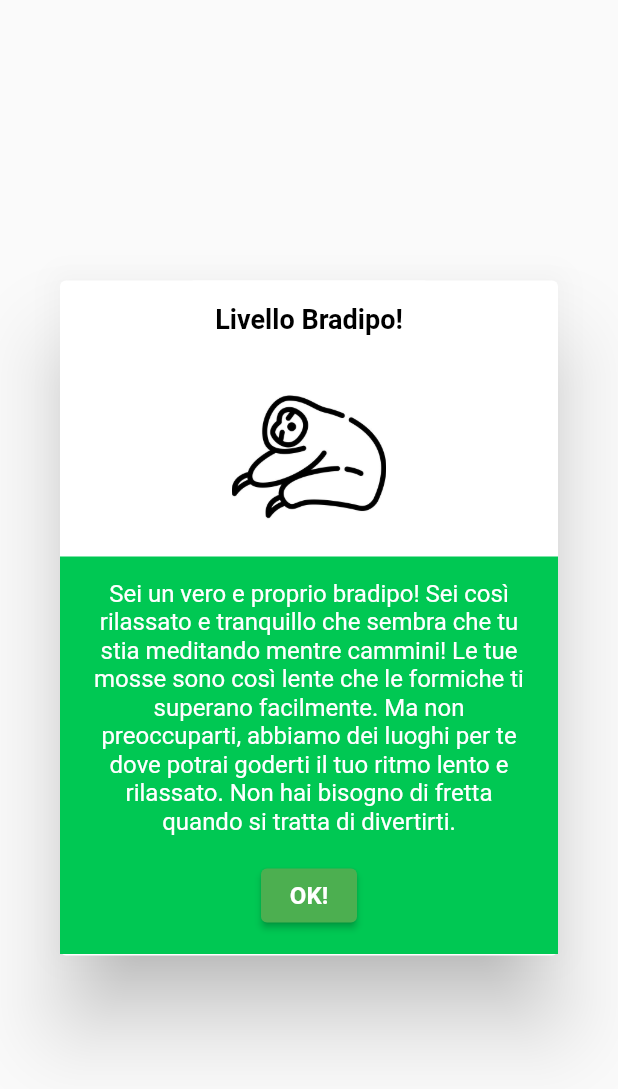
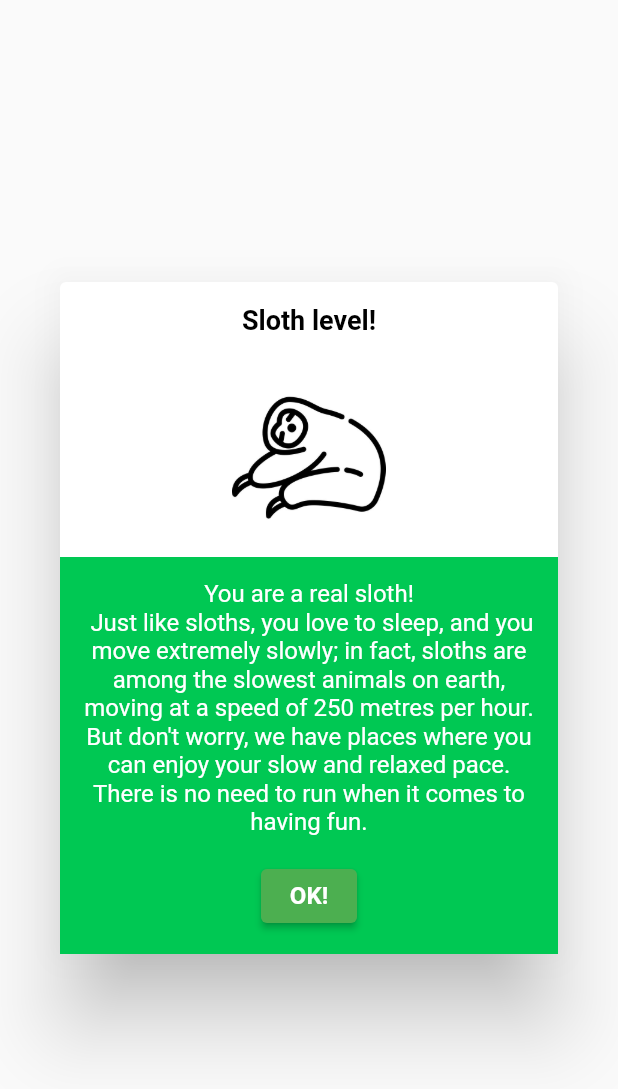
Before and after one commit to mariobon99/progetto_biomedical_wearable, a Flutter app: the CustomAlert widget shown alone on an empty page, opened directly, on a phone screen of 412 x 824 dp. Shown: the top 1089 px of the screen. Run offline on Flutter 3.47's test engine with Material 2 defaults, Android fonts, the phone set to English and light mode, and no system bars; our stand-ins replace fl_chart, floor, geolocator, google_nav_bar, image_picker, jwt_decoder and 5 more; missing offline and left inert: dart:ffi; accounts and stored records are empty; generated files the repository leaves out were written again.

Commit message:
Update username e email nel database, modifiche grafiche

```diff
--- a/lib/database/daos/users_dao.dart
+++ b/lib/database/daos/users_dao.dart
@@ -37,6 +37,16 @@ abstract class UsersDao {
   @Query('UPDATE User SET distance = distance + :amount WHERE id = :id')
   Future<void> updateUserDistance(int id, double amount);
 
+  //Query tha allows to update the distance of a user
   @Query('UPDATE User SET level = :newLevel WHERE id  = :id')
   Future<void> updateUserLevel(int id, int newLevel);
+
+  //Query that allows to update the username
+  @Query('UPDATE User SET username  = :newUsername WHERE id  = :id')
+  Future<void> updateUserUsername(int id, String newUsername);
+
+  //Query that allows to update the email
+  @Query('UPDATE User SET email  = :newEmail WHERE id  = :id')
+  Future<void> updateUserEmail(int id, String newEmail);
+
 }
--- a/lib/screens/LoginPage.dart
+++ b/lib/screens/LoginPage.dart
@@ -188,8 +188,13 @@ class LoginPage extends StatelessWidget {
                     AlternativeLoginButton(
                         assetImagePath: 'assets/images/apple_logo.png'),
                   ],
-                )
+                ),
+                const SizedBox(
+                  height: 40,
+                ),
+                Text('The custom icons used in this app are provided by flaticon', style: TextStyle(color: Palette.grey),),
               ],
+
             ),
           ),
         ));
--- a/lib/screens/RegisterPage.dart
+++ b/lib/screens/RegisterPage.dart
@@ -175,7 +175,7 @@ class RegisterPage extends StatelessWidget {
                               passwordController2.text) {
                             CustomSnackBar(
                                 context: context,
-                                message: 'The two passords are different');
+                                message: 'The two passwords are different');
                           } else {
                             CustomSnackBar(
                                 context: context, message: 'Fill all fields');
--- a/lib/utils/levels.dart
+++ b/lib/utils/levels.dart
@@ -1,16 +1,15 @@
 class Levels {
-  static const String title1 = 'Livello Bradipo!';
+  static const String title1 = 'Sloth level!';
   static const String imagePath1 = 'assets/images/Bradipo.jpeg';
   static const String description1 =
-      'Sei un vero e proprio bradipo! Sei così rilassato e tranquillo che sembra che tu stia meditando mentre cammini! Le tue mosse sono così lente che le formiche ti superano facilmente. Ma non preoccuparti, abbiamo dei luoghi per te dove potrai goderti il tuo ritmo lento e rilassato. Non hai bisogno di fretta quando si tratta di divertirti.';
+      'You are a real sloth!\n Just like sloths, you love to sleep, and you move extremely slowly; in fact, sloths are among the slowest animals on earth, moving at a speed of 250 metres per hour. But don\'t worry, we have places where you can enjoy your slow and relaxed pace. There is no need to run when it comes to having fun.';
 
-  static const String title2 = 'Livello Gazzella!';
+  static const String title2 = 'Gazelle level !';
   static const String imagePath2 = 'assets/images/Gazzella.jpeg';
   static const String description2 =
-      'Sei una gazzella inarrestabile! \nSalti, corri e balli ovunque tu vada. Sei un vero e proprio spettacolo da vedere e la tua energia contagiosa ispira tutti quelli intorno a te. Hai un\'attenzione incredibile per i dettagli, proprio come la gazzella che sfrutta ogni opportunità.\nTi mostreremo i luoghi più vivaci di Padova, dove potrai saltellare felice come una gazzella.';
-
-  static const String title3 = 'Livello Ghepardo!';
+    'You are an unstoppable gazelle!\n You jump, run and dance wherever you go with irrepressible energy. The gazelle can reach speeds of up to 85 km/h to evade predators; just like this fast mammal, you prefer open spaces where you can jump freely. We will show you the liveliest places in Padua where you can merrily romp around like a gazelle.';
+  static const String title3 = 'Cheetah level!';
   static const String imagePath3 = 'assets/images/Ghepardo.jpeg';
   static const String description3 =
-    'Sei un ghepardo supersprint! \nLa tua velocità è leggendaria e nessuno riesce a tenerti il passo. Vedi un obiettivo e lo raggiungi in un batter d\' occhio. Sei unvero eserto nel trascinare gli amici pigri a fare attività fisica.\nAbbiamo selezionato dei luoghi perfetti per te, dove potrai mettere all aprova la tua velocità e goderti l\'adrenalina della corsa come un vero ghepardo';
+    '´You are a supersprint cheetah!\nCheetahs are the fastest mammals on earth and can exceed 110 km/h in just over 3 seconds. Just like cheetahs, no one can keep up with you and you are a true expert in physical activity. We have selected the perfect places for you to test your legendary speed and enjoy an adrenaline rush.';
 }
--- a/lib/widgets/CustomDialogueLevel.dart
+++ b/lib/widgets/CustomDialogueLevel.dart
@@ -17,7 +17,7 @@ class CustomAlert extends StatelessWidget {
         borderRadius: BorderRadius.circular(4),
       ),
       child: Container(
-        height: 450,
+        height: 448,
         child: Column(
           children: <Widget>[
             Container(
@@ -48,7 +48,6 @@ class CustomAlert extends StatelessWidget {
             ),
             Expanded(
               flex: 2,
-              child: Scrollbar(
               child: SingleChildScrollView(
                 child: Container(
                   color: Palette.tertiaryColor,
@@ -84,7 +83,6 @@ class CustomAlert extends StatelessWidget {
                 ),
               ),
             ),
-            ),
           ],
         ),
       ),
```
Also changed, not shown: lib/repositories/databaseRepository.dart (+10 -0 lines), lib/screens/ProfilePage.dart (+9 -2 lines), lib/widgets/DialogueEditProfile.dart (+15 -1 lines), lib/database/database.g.dart, 1 other file. Lines whose indentation alone changed are shown as unchanged.
